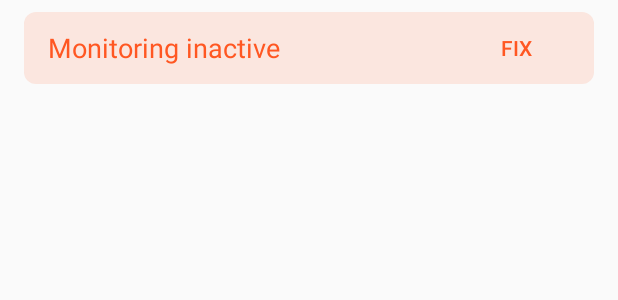
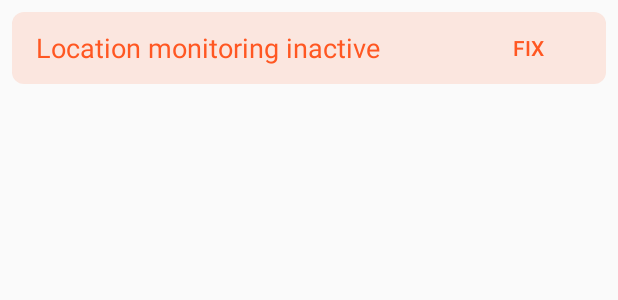
Before and after one commit to RocketMan2k21/android-codelab, an Android app: the layout content_home.xml on its own in the app's theme, with its tools: preview values and no code run, on a phone screen of 412 x 824 dp. Shown: the top 300 px of the screen. Run offline under Robolectric (Android 15) with nearby library versions, the phone set to English and light mode, and no system bars.

Commit message:
update text string for better readability and understanding

```diff
--- a/app/src/main/res/layout/content_home.xml
+++ b/app/src/main/res/layout/content_home.xml
@@ -12,9 +12,9 @@
         android:id="@+id/monitoring_banner"
         android:layout_width="0dp"
         android:layout_height="wrap_content"
-        android:layout_marginStart="16dp"
+        android:layout_marginStart="8dp"
         android:layout_marginTop="8dp"
-        android:layout_marginEnd="16dp"
+        android:layout_marginEnd="8dp"
         android:background="@drawable/bg_monitoring_banner"
         android:gravity="center_vertical"
         android:orientation="horizontal"
--- a/app/src/main/res/values/strings.xml
+++ b/app/src/main/res/values/strings.xml
@@ -8,10 +8,10 @@
     <string name="action_save">Save</string>
     <string name="action_back">Back</string>
     <string name="action_fix">Fix</string>
-    <string name="monitoring_inactive">Monitoring inactive</string>
+    <string name="monitoring_inactive">Location monitoring inactive</string>
     <string name="monitoring_fix_description">Fix monitoring</string>
     <string name="monitoring_settings_title">Monitoring settings</string>
-    <string name="action_activate_monitoring">Activate monitoring</string>
+    <string name="action_activate_monitoring">Activate reminders</string>
     <string name="monitoring_foreground_location">Foreground location (precise)</string>
     <string name="monitoring_background_location">Background location</string>
     <string name="monitoring_location_services">Device Location Services</string>
```
Also changed, not shown: 1 other file.
